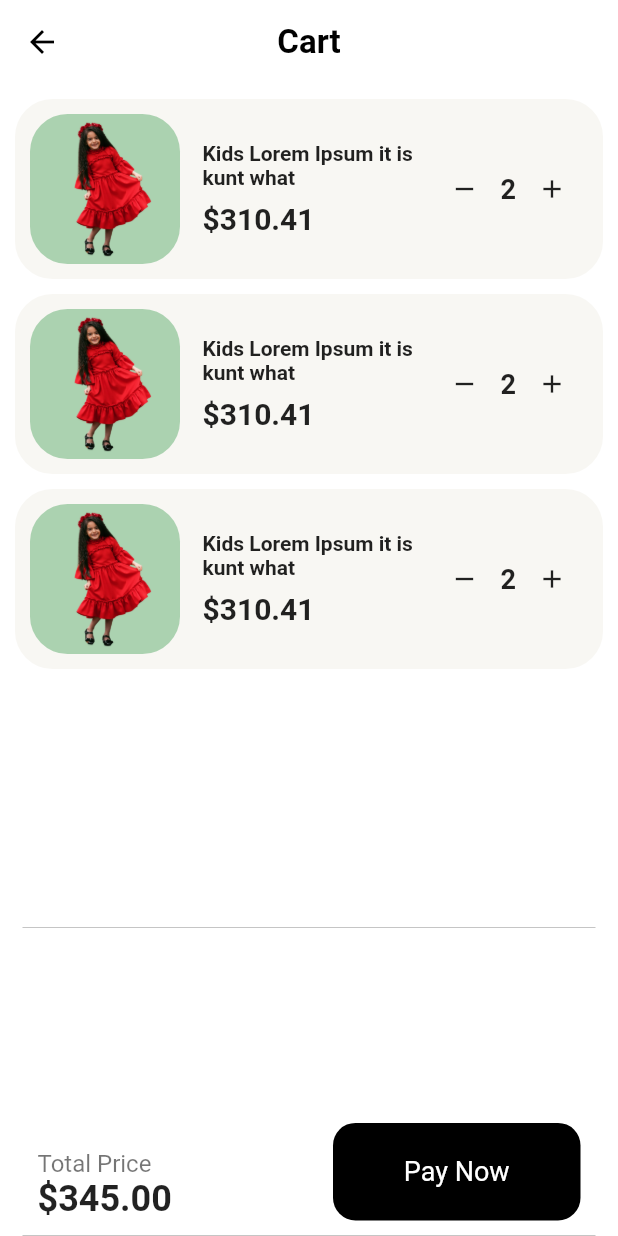
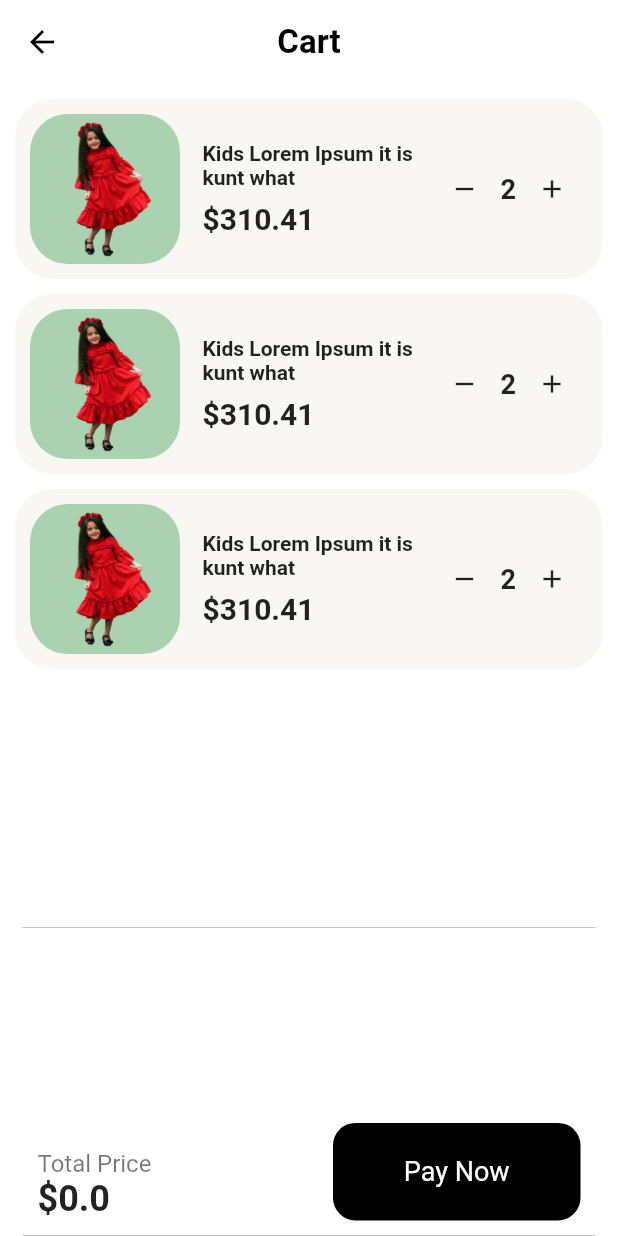
Before and after one commit to antonio-pedro99/awesome_clothes_shop, a Flutter app: the screen it shows after launch, after a tap on the "shopping bag" icon, on a phone screen of 412 x 824 dp. Run offline on Flutter 3.47's test engine with Material 2 defaults, Android fonts, the phone set to English and light mode, and no system bars; our stand-ins replace google_fonts; Roboto replaces fonts that are missing (Tajawal).

Commit message:
clean code

```diff
--- a/lib/components/add_to_cart_tile.dart
+++ b/lib/components/add_to_cart_tile.dart
@@ -8,6 +8,7 @@ class AddToCartTile extends StatelessWidget {
   @override
   Widget build(BuildContext context) {
     var size = MediaQuery.of(context).size;
+
     return ListView(
       padding: EdgeInsets.only(
           top: size.height * .04,
--- a/lib/components/product_cart_tile.dart
+++ b/lib/components/product_cart_tile.dart
@@ -51,7 +51,7 @@ Widget _buildProductDetails(Product? product) {
       ),
       const SizedBox(height: 8),
       Text(
-        "\$${product.price}",
+        "\$${product.price!.toStringAsFixed(2)}",
         style: const TextStyle(fontWeight: FontWeight.w700, fontSize: 20),
       ),
     ],
--- a/lib/components/product_tile.dart
+++ b/lib/components/product_tile.dart
@@ -25,7 +25,7 @@ class ProductTile extends StatelessWidget {
         ),
         const SizedBox(height: 15),
         Text(
-          "\$${product!.price}",
+          "\$${product!.price!.toStringAsFixed(2)}",
           style: const TextStyle(fontWeight: FontWeight.w700, fontSize: 20),
         ),
         const SizedBox(height: 5),
--- a/lib/components/size_selecter.dart
+++ b/lib/components/size_selecter.dart
@@ -11,14 +11,9 @@ class _SizeSelecterState extends State<SizeSelecter> {
   @override
   Widget build(BuildContext context) {
     var sizes = ["S", "M", "L", "L", "LL", "XL", "LL", "XL", "LL", "XL"];
-    int _currentSize = 0;
     return ListTile(
       leading: GestureDetector(
-        onTap: () {
-          setState(() {
-            _currentSize -= 1;
-          });
-        },
+        onTap: () {},
         child: Container(
           height: 30,
           width: 30,
@@ -31,14 +26,10 @@ class _SizeSelecterState extends State<SizeSelecter> {
         ),
       ),
       title: Center(
-          child: Text(sizes[_currentSize],
+          child: Text(sizes[0],
               style: const TextStyle(fontSize: 28, color: Colors.white))),
       trailing: GestureDetector(
-        onTap: () {
-          setState(() {
-            _currentSize++;
-          });
-        },
+        onTap: () {},
         child: Container(
           height: 30,
           width: 30,
--- a/lib/main.dart
+++ b/lib/main.dart
@@ -1,10 +1,14 @@
+import 'package:awesome_clother_shop/models/providers/cart.dart';
 import 'package:awesome_clother_shop/views/home.dart';
 import 'package:flutter/material.dart';
 import 'package:flutter/services.dart';
 import 'package:google_fonts/google_fonts.dart';
+import 'package:provider/provider.dart';
 
 void main() {
-  runApp(const MyApp());
+  runApp(MultiProvider(
+      providers: [ChangeNotifierProvider(create: (context) => CartModel())],
+      child: const MyApp()));
 }
 
 class MyApp extends StatelessWidget {
--- a/lib/models/cart.dart
+++ /dev/null
@@ -1,6 +0,0 @@
-import 'package:flutter/cupertino.dart';
-
-class CartModel extends ChangeNotifier{
-
-
-}
--- a/lib/models/collection.dart
+++ b/lib/models/collection.dart
@@ -26,43 +26,37 @@ class Collection {
           products: <Product>[
             Product(
                 productName: "Kids Lorem Ipsum it is kunt what",
-                price:
-                    ((Random().nextDouble() * 1000) + 200.0).toStringAsFixed(2),
+                price: (Random().nextDouble() * 1000) + 200.0,
                 description:
                     "There are many variations of passages of Lorem Ipsum available, but the majority have suffered alteration in some form, by injected humour, or randomised words which don't look even slightly believable.",
                 imageUrl: "k1.png"),
             Product(
                 productName: "Kids Lorem Ipsum it is kunt what",
-                price:
-                    ((Random().nextDouble() * 1000) + 200.0).toStringAsFixed(2),
+                price: (Random().nextDouble() * 1000) + 200.0,
                 description:
                     "There are many variations of passages of Lorem Ipsum available, but the majority have suffered alteration in some form, by injected humour, or randomised words which don't look even slightly believable.",
                 imageUrl: "k2.png"),
             Product(
                 productName: "Kids Lorem Ipsum it is kunt what",
-                price:
-                    ((Random().nextDouble() * 1000) + 200.0).toStringAsFixed(2),
+                price: (Random().nextDouble() * 1000) + 200.0,
                 description:
                     "There are many variations of passages of Lorem Ipsum available, but the majority have suffered alteration in some form, by injected humour, or randomised words which don't look even slightly believable.",
                 imageUrl: "k3.png"),
             Product(
                 productName: "Kids Lorem Ipsum it is kunt what",
-                price:
-                    ((Random().nextDouble() * 1000) + 200.0).toStringAsFixed(2),
+                price: (Random().nextDouble() * 1000) + 200.0,
                 description:
                     "There are many variations of passages of Lorem Ipsum available, but the majority have suffered alteration in some form, by injected humour, or randomised words which don't look even slightly believable.",
                 imageUrl: "k4.png"),
             Product(
                 productName: "Kids Lorem Ipsum it is kunt what",
-                price:
-                    ((Random().nextDouble() * 1000) + 200.0).toStringAsFixed(2),
+                price: (Random().nextDouble() * 1000) + 200.0,
                 description:
                     "There are many variations of passages of Lorem Ipsum available, but the majority have suffered alteration in some form, by injected humour, or randomised words which don't look even slightly believable.",
                 imageUrl: "k5.png"),
             Product(
                 productName: "Kids Lorem Ipsum it is kunt what",
-                price:
-                    ((Random().nextDouble() * 1000) + 200.0).toStringAsFixed(2),
+                price: (Random().nextDouble() * 1000) + 200.0,
                 description:
                     "There are many variations of passages of Lorem Ipsum available, but the majority have suffered alteration in some form, by injected humour, or randomised words which don't look even slightly believable.",
                 imageUrl: "k6.png"),
@@ -75,78 +69,67 @@ class Collection {
           products: <Product>[
             Product(
                 productName: "Men Lorem Ipsum it is kunt what",
-                price:
-                    ((Random().nextDouble() * 1000) + 200.0).toStringAsFixed(2),
+                price: (Random().nextDouble() * 1000) + 200.0,
                 description:
                     "There are many variations of passages of Lorem Ipsum available, but the majority have suffered alteration in some form, by injected humour, or randomised words which don't look even slightly believable.",
                 imageUrl: "m3.png"),
             Product(
                 productName: "Men Lorem Ipsum it is kunt what",
-                price:
-                    ((Random().nextDouble() * 1000) + 200.0).toStringAsFixed(2),
+                price: (Random().nextDouble() * 1000) + 200.0,
                 description:
                     "There are many variations of passages of Lorem Ipsum available, but the majority have suffered alteration in some form, by injected humour, or randomised words which don't look even slightly believable.",
                 imageUrl: "m4.png"),
             Product(
                 productName: "Men Lorem Ipsum it is kunt what",
-                price:
-                    ((Random().nextDouble() * 1000) + 200.0).toStringAsFixed(2),
+                price: (Random().nextDouble() * 1000) + 200.0,
                 description:
                     "There are many variations of passages of Lorem Ipsum available, but the majority have suffered alteration in some form, by injected humour, or randomised words which don't look even slightly believable.",
                 imageUrl: "m5.png"),
             Product(
                 productName: "Men Lorem Ipsum it is kunt what",
-                price:
-                    ((Random().nextDouble() * 1000) + 200.0).toStringAsFixed(2),
+                price: (Random().nextDouble() * 1000) + 200.0,
                 description:
                     "There are many variations of passages of Lorem Ipsum available, but the majority have suffered alteration in some form, by injected humour, or randomised words which don't look even slightly believable.",
                 imageUrl: "m6.png"),
             Product(
                 productName: "Men Lorem Ipsum it is kunt what",
-                price:
-                    ((Random().nextDouble() * 1000) + 200.0).toStringAsFixed(2),
+                price: (Random().nextDouble() * 1000) + 200.0,
                 description:
                     "There are many variations of passages of Lorem Ipsum available, but the majority have suffered alteration in some form, by injected humour, or randomised words which don't look even slightly believable.",
                 imageUrl: "m7.png"),
             Product(
                 productName: "Men Lorem Ipsum it is kunt what",
-                price:
-                    ((Random().nextDouble() * 1000) + 200.0).toStringAsFixed(2),
+                price: (Random().nextDouble() * 1000) + 200.0,
                 description:
                     "There are many variations of passages of Lorem Ipsum available, but the majority have suffered alteration in some form, by injected humour, or randomised words which don't look even slightly believable.",
                 imageUrl: "m8.png"),
             Product(
                 productName: "Men Lorem Ipsum it is kunt what",
-                price:
-                    ((Random().nextDouble() * 1000) + 200.0).toStringAsFixed(2),
+                price: (Random().nextDouble() * 1000) + 200.0,
                 description:
                     "There are many variations of passages of Lorem Ipsum available, but the majority have suffered alteration in some form, by injected humour, or randomised words which don't look even slightly believable.",
                 imageUrl: "m9.png"),
             Product(
                 productName: "Men Lorem Ipsum it is kunt what",
-                price:
-                    ((Random().nextDouble() * 1000) + 200.0).toStringAsFixed(2),
+                price: (Random().nextDouble() * 1000) + 200.0,
                 description:
                     "There are many variations of passages of Lorem Ipsum available, but the majority have suffered alteration in some form, by injected humour, or randomised words which don't look even slightly believable.",
                 imageUrl: "m10.png"),
             Product(
                 productName: "Men Lorem Ipsum it is kunt what",
-                price:
-                    ((Random().nextDouble() * 1000) + 200.0).toStringAsFixed(2),
+                price: (Random().nextDouble() * 1000) + 200.0,
                 description:
                     "There are many variations of passages of Lorem Ipsum available, but the majority have suffered alteration in some form, by injected humour, or randomised words which don't look even slightly believable.",
                 imageUrl: "m11.png"),
             Product(
                 productName: "Men Lorem Ipsum it is kunt what",
-                price:
-                    ((Random().nextDouble() * 1000) + 200.0).toStringAsFixed(2),
+                price: (Random().nextDouble() * 1000) + 200.0,
                 description:
                     "There are many variations of passages of Lorem Ipsum available, but the majority have suffered alteration in some form, by injected humour, or randomised words which don't look even slightly believable.",
                 imageUrl: "m2.png"),
             Product(
                 productName: "Men Lorem Ipsum it is kunt what",
-                price:
-                    ((Random().nextDouble() * 1000) + 200.0).toStringAsFixed(2),
+                price: (Random().nextDouble() * 1000) + 200.0,
                 description:
                     "There are many variations of passages of Lorem Ipsum available, but the majority have suffered alteration in some form, by injected humour, or randomised words which don't look even slightly believable.",
                 imageUrl: "m1.png"),
@@ -159,71 +142,61 @@ class Collection {
           products: <Product>[
             Product(
                 productName: "Girls Lorem Ipsum it is kunt what",
-                price:
-                    ((Random().nextDouble() * 1000) + 200.0).toStringAsFixed(2),
+                price: (Random().nextDouble() * 1000) + 200.0,
                 description:
                     "There are many variations of passages of Lorem Ipsum available, but the majority have suffered alteration in some form, by injected humour, or randomised words which don't look even slightly believable.",
                 imageUrl: "g3.png"),
             Product(
                 productName: "Girls Lorem Ipsum it is kunt what",
-                price:
-                    ((Random().nextDouble() * 1000) + 200.0).toStringAsFixed(2),
+                price: (Random().nextDouble() * 1000) + 200.0,
                 description:
                     "There are many variations of passages of Lorem Ipsum available, but the majority have suffered alteration in some form, by injected humour, or randomised words which don't look even slightly believable.",
                 imageUrl: "g4.png"),
             Product(
                 productName: "Girls Lorem Ipsum it is kunt what",
-                price:
-                    ((Random().nextDouble() * 1000) + 200.0).toStringAsFixed(2),
+                price: (Random().nextDouble() * 1000) + 200.0,
                 description:
                     "There are many variations of passages of Lorem Ipsum available, but the majority have suffered alteration in some form, by injected humour, or randomised words which don't look even slightly believable.",
                 imageUrl: "g5.png"),
             Product(
                 productName: "Girls Lorem Ipsum it is kunt what",
-                price:
-                    ((Random().nextDouble() * 1000) + 200.0).toStringAsFixed(2),
+                price: (Random().nextDouble() * 1000) + 200.0,
                 description:
                     "There are many variations of passages of Lorem Ipsum available, but the majority have suffered alteration in some form, by injected humour, or randomised words which don't look even slightly believable.",
                 imageUrl: "g6.png"),
             Product(
                 productName: "Men Lorem Ipsum it is kunt what",
-                price:
-                    ((Random().nextDouble() * 1000) + 200.0).toStringAsFixed(2),
+                price: (Random().nextDouble() * 1000) + 200.0,
                 description:
                     "There are many variations of passages of Lorem Ipsum available, but the majority have suffered alteration in some form, by injected humour, or randomised words which don't look even slightly believable.",
                 imageUrl: "g7.png"),
             Product(
                 productName: "Men Lorem Ipsum it is kunt what",
-                price:
-                    ((Random().nextDouble() * 1000) + 200.0).toStringAsFixed(2),
+                price: (Random().nextDouble() * 1000) + 200.0,
                 description:
                     "There are many variations of passages of Lorem Ipsum available, but the majority have suffered alteration in some form, by injected humour, or randomised words which don't look even slightly believable.",
                 imageUrl: "g8.png"),
             Product(
                 productName: "Girls Lorem Ipsum it is kunt what",
-                price:
-                    ((Random().nextDouble() * 1000) + 200.0).toStringAsFixed(2),
+                price: (Random().nextDouble() * 1000) + 200.0,
                 description:
                     "There are many variations of passages of Lorem Ipsum available, but the majority have suffered alteration in some form, by injected humour, or randomised words which don't look even slightly believable.",
                 imageUrl: "g9.png"),
             Product(
                 productName: "Men Lorem Ipsum it is kunt what",
-                price:
-                    ((Random().nextDouble() * 1000) + 200.0).toStringAsFixed(2),
+                price: (Random().nextDouble() * 1000) + 200.0,
                 description:
                     "There are many variations of passages of Lorem Ipsum available, but the majority have suffered alteration in some form, by injected humour, or randomised words which don't look even slightly believable.",
                 imageUrl: "g10.png"),
             Product(
                 productName: "Girls Lorem Ipsum it is kunt what",
-                price:
-                    ((Random().nextDouble() * 1000) + 200.0).toStringAsFixed(2),
+                price: (Random().nextDouble() * 1000) + 200.0,
                 description:
                     "There are many variations of passages of Lorem Ipsum available, but the majority have suffered alteration in some form, by injected humour, or randomised words which don't look even slightly believable.",
                 imageUrl: "g2.png"),
             Product(
                 productName: "Girls Lorem Ipsum it is kunt what",
-                price:
-                    ((Random().nextDouble() * 1000) + 200.0).toStringAsFixed(2),
+                price: (Random().nextDouble() * 1000) + 200.0,
                 description:
                     "There are many variations of passages of Lorem Ipsum available, but the majority have suffered alteration in some form, by injected humour, or randomised words which don't look even slightly believable.",
                 imageUrl: "g1.png"),
--- a/lib/models/product.dart
+++ b/lib/models/product.dart
@@ -4,7 +4,7 @@ class Product {
   String? imageUrl;
   String? productName, description;
   Color? color;
-  String? price;
+  double? price;
 
   Product(
       {this.productName,
--- /dev/null
+++ b/lib/models/providers/cart.dart
@@ -0,0 +1,22 @@
+import 'package:awesome_clother_shop/models/product.dart';
+import 'package:flutter/cupertino.dart';
+
+class CartModel extends ChangeNotifier {
+  List<Product> _products = [];
+  double total = 0.0;
+
+  @override
+  void addListener(VoidCallback listener) {
+    if (_products.isNotEmpty) {
+      _products.map((e) {
+        total = total + e.price!;
+      });
+    }
+    super.addListener(listener);
+  }
+
+  void add(Product product) {
+    _products.add(product);
+    notifyListeners();
+  }
+}
--- a/lib/views/cart.dart
+++ b/lib/views/cart.dart
@@ -1,9 +1,11 @@
 import 'dart:math';
 
 import 'package:awesome_clother_shop/components/product_cart_tile.dart';
+import 'package:awesome_clother_shop/models/providers/cart.dart';
 import 'package:awesome_clother_shop/models/product.dart';
 import 'package:flutter/material.dart';
 import 'package:google_fonts/google_fonts.dart';
+import 'package:provider/provider.dart';
 
 class CartPage extends StatelessWidget {
   const CartPage({Key? key}) : super(key: key);
@@ -32,27 +34,24 @@ class CartPage extends StatelessWidget {
                 ProductInCartTile(
                     product: Product(
                         productName: "Kids Lorem Ipsum it is kunt what",
-                        price: ((Random().nextDouble() * 1000) + 200.0)
-                            .toStringAsFixed(2),
+                        price: (Random().nextDouble() * 1000) + 200.0,
                         description:
                             "There are many variations of passages of Lorem Ipsum available, but the majority have suffered alteration in some form, by injected humour, or randomised words which don't look even slightly believable.",
                         imageUrl: "k1.png")),
                 ProductInCartTile(
                     product: Product(
                         productName: "Kids Lorem Ipsum it is kunt what",
-                        price: ((Random().nextDouble() * 1000) + 200.0)
-                            .toStringAsFixed(2),
+                        price: (Random().nextDouble() * 1000) + 200.0,
                         description:
                             "There are many variations of passages of Lorem Ipsum available, but the majority have suffered alteration in some form, by injected humour, or randomised words which don't look even slightly believable.",
                         imageUrl: "k1.png")),
                 ProductInCartTile(
                     product: Product(
                         productName: "Kids Lorem Ipsum it is kunt what",
-                        price: ((Random().nextDouble() * 1000) + 200.0)
-                            .toStringAsFixed(2),
+                        price: (Random().nextDouble() * 1000) + 200.0,
                         description:
                             "There are many variations of passages of Lorem Ipsum available, but the majority have suffered alteration in some form, by injected humour, or randomised words which don't look even slightly believable.",
-                        imageUrl: "k1.png")),
+                        imageUrl: "k1.png"))
               ],
             )),
         extendBody: true,
@@ -92,10 +91,14 @@ Widget _bottomNavigator(BuildContext context, Size size) {
                                 color: Colors.black54,
                                 fontSize: 16,
                                 fontWeight: FontWeight.w400)),
-                        const Text(
-                          "\$345.00",
-                          style: TextStyle(
-                              fontWeight: FontWeight.bold, fontSize: 24),
+                        Consumer<CartModel>(
+                          builder: ((context, value, child) {
+                            return Text(
+                              "\$${value.total}",
+                              style: const TextStyle(
+                                  fontWeight: FontWeight.bold, fontSize: 24),
+                            );
+                          }),
                         ),
                       ],
                     ),
--- a/lib/views/product_details.dart
+++ b/lib/views/product_details.dart
@@ -167,7 +167,7 @@ Widget bottom(Size size, Product product) {
                 ],
               ),
             ),
-            Text("\$ ${product.price!}",
+            Text("\$ ${product.price!.toStringAsFixed(2)}",
                 textAlign: TextAlign.center,
                 style: GoogleFonts.tajawal(
                     color: Colors.black,
```
